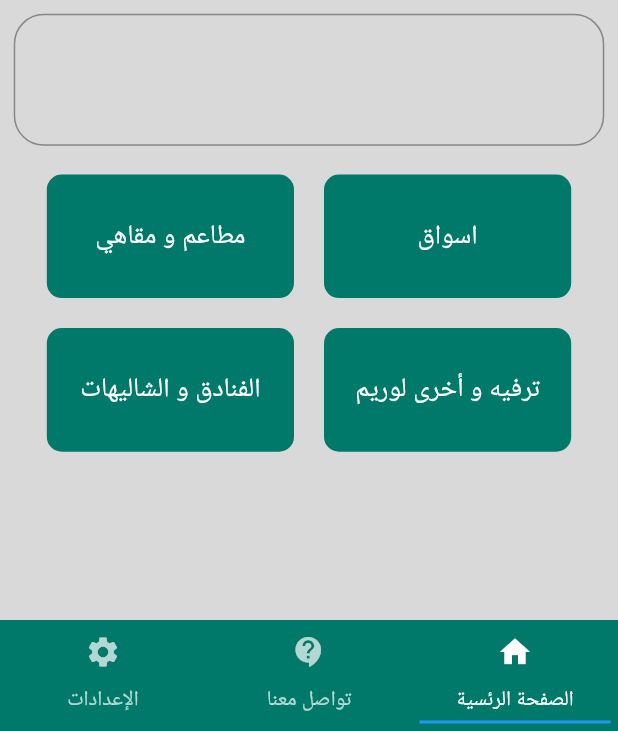
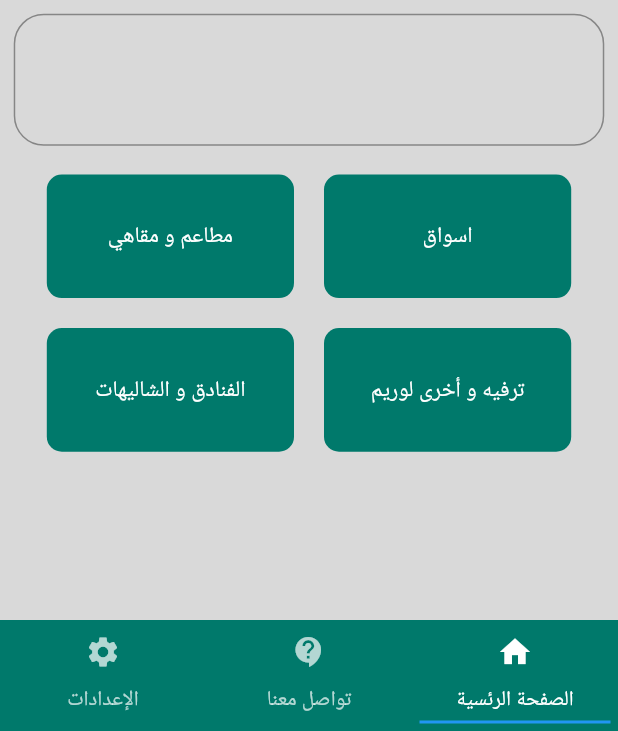
Before and after one commit to A-T-F-10/Heping_needy, a Flutter app: the screen it shows after launch, on a phone screen of 412 x 824 dp, the part 505-1236 px from its top. Run offline on Flutter 3.47's test engine with Material 2 defaults, Android fonts, the phone set to English and light mode, and no system bars; our stand-ins replace email_validator, firebase_auth, firebase_core, get, get_storage, shared_preferences and 1 more; accounts and stored records are empty.

Commit message:
complete files and theme

```diff
--- a/lib/core/utils/colors.dart
+++ b/lib/core/utils/colors.dart
@@ -7,8 +7,9 @@ class ColorsTheme {
   static Color lightPrimaryColor = Color(0xFFB2DFD);
   static Color whiteColor = Color(0xFFFFFFFF);
   static Color blackColor = Color(0xFF212121);
+  static Color sliderdColor = Color(0xFF69777B);
 
-  static ThemeData themeData = ThemeData.light().copyWith(
+  static ThemeData themeLight = ThemeData.light().copyWith(
       timePickerTheme: TimePickerThemeData(
           backgroundColor: darkPrimaryColor,
           dialBackgroundColor: darkPrimaryColor,
@@ -19,20 +20,20 @@ class ColorsTheme {
       primaryColor: darkPrimaryColor);
 
   static ThemeData themeDark = ThemeData.dark().copyWith(
-      // timePickerTheme: TimePickerThemeData(
-      //     backgroundColor: blackColor,
-      //     dialBackgroundColor: blackColor,
-      //     inputDecorationTheme: InputDecorationTheme(fillColor: blackColor)),
-      // scaffoldBackgroundColor: blackColor,
-      // appBarTheme: AppBarTheme(color: blackColor),
+      timePickerTheme: TimePickerThemeData(
+          backgroundColor: blackColor,
+          dialBackgroundColor: blackColor,
+          inputDecorationTheme: InputDecorationTheme(fillColor: blackColor)),
+      scaffoldBackgroundColor: blackColor,
+      appBarTheme: AppBarTheme(color: darkPrimaryColor),
       primaryColor: blackColor);
 
   static ThemeData theme = ThemeData.dark().copyWith(
       timePickerTheme: TimePickerThemeData(
           backgroundColor: whiteColor,
-          dialBackgroundColor: whiteColor,
-          inputDecorationTheme: InputDecorationTheme(fillColor: whiteColor)),
+          dialBackgroundColor: primaryColor,
+          inputDecorationTheme: InputDecorationTheme(fillColor: primaryColor)),
       scaffoldBackgroundColor: whiteColor,
-      appBarTheme: AppBarTheme(color: whiteColor),
-      primaryColor: whiteColor);
+      appBarTheme: AppBarTheme(color: darkPrimaryColor),
+      primaryColor: primaryColor);
 }
--- a/lib/core/widgets/switch_language.dart
+++ b/lib/core/widgets/switch_language.dart
@@ -25,7 +25,7 @@ class SwitchLanguageApp extends StatelessWidget {
               ],
               value: c.appLang,
               onChanged: (v) {
-                c.changelang(v.toString());
+                c.changelang(type: v.toString());
                 Get.updateLocale(Locale(v.toString()));
               });
         });
--- a/lib/localization/loale_lang/app_long.dart
+++ b/lib/localization/loale_lang/app_long.dart
@@ -8,15 +8,15 @@ class AppLang extends GetxController {
   void onInit() async {
     super.onInit();
     LocaleStorage localeStorage = LocaleStorage();
-    appLang = await localeStorage.languageSelected == null
+    appLang = localeStorage.languageSelected == null
         ? 'en'
         : await localeStorage.languageSelected;
 
-    Get.updateLocale(Locale(appLang));
+    Get.updateLocale(Locale(appLang.toString()));
     update();
   }
 
-  changelang(String type) async {
+  changelang({String type = ''}) async {
     LocaleStorage localeStorage = LocaleStorage();
     if (appLang == type) {
       return;
--- a/lib/localization/loale_lang/locale_storage.dart
+++ b/lib/localization/loale_lang/locale_storage.dart
@@ -1,12 +1,11 @@
 import 'package:get_storage/get_storage.dart';
 
 class LocaleStorage {
-
   saveLang(String lang) async {
     await GetStorage().write('lang', lang);
   }
 
-  Future<String> get languageSelected async {
+  Future get languageSelected async {
     return await GetStorage().read('lang');
   }
 }
--- a/lib/main.dart
+++ b/lib/main.dart
@@ -22,7 +22,7 @@ class MyApp extends StatelessWidget {
       locale: Locale(locale),
       fallbackLocale: Locale(locale),
       debugShowCheckedModeBanner: false,
-      theme: ColorsTheme.themeData,
+      theme: ColorsTheme.themeLight,
       scaffoldMessengerKey: Utils.messengerKey,
       home: HomePage(),
     );
--- a/lib/pages/home/home_containt_page.dart
+++ b/lib/pages/home/home_containt_page.dart
@@ -1,4 +1,6 @@
 import 'package:flutter/material.dart';
+import 'package:get/get.dart';
+import 'package:holping_needy_project/core/utils/getx_controller.dart';
 import 'package:holping_needy_project/core/utils/size_confg.dart';
 import 'package:holping_needy_project/core/widgets/search.dart';
 import 'package:holping_needy_project/localization/t_key_v.dart';
@@ -138,14 +140,18 @@ class HomeContaintPage extends StatelessWidget {
           borderRadius: const BorderRadius.all(Radius.circular(10)),
           color: ColorsTheme.darkPrimaryColor,
         ),
-        child: Text(
-          places,
-          style: TextStyle(
-            color: ColorsTheme.whiteColor,
-            fontSize: SizeConfig.defaultSize! * 1.8,
-          ),
-          textAlign: TextAlign.center,
-        ),
+        child: GetBuilder<ChengegetxController>(
+            init: ChengegetxController(),
+            builder: (context) {
+              return Text(
+                places,
+                style: TextStyle(
+                  color: ColorsTheme.whiteColor,
+                  fontSize: SizeConfig.defaultSize! * context.sizex,
+                ),
+                textAlign: TextAlign.center,
+              );
+            }),
         height: SizeConfig.screenHeight! / 10,
         width: SizeConfig.screenWidth! / 2.5,
         alignment: Alignment.center,
--- a/lib/sharedpreferances/keys_sharedpreferances.dart
+++ b/lib/sharedpreferances/keys_sharedpreferances.dart
@@ -7,4 +7,7 @@ class KeysSharedpreferances {
   static String TYPE = 'type';
   static String LOCATION = 'location';
   static String PASSWORD = 'password';
+  static String THEME = 'themeData';
+  static String SIZE = 'size';
+  static String VALUE = 'value';
 }
```
Also changed, not shown: lib/core/utils/getx_controller.dart (+34 -5 lines), lib/pages/home/settings_containt_page.dart (+34 -28 lines), lib/pages/log/login.dart (+6 -5 lines), lib/sharedpreferances/sharedpreferances_users.dart (+10 -2 lines).
